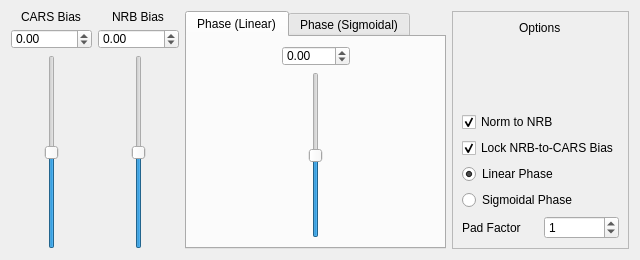
CCampJr/CRIkit2, file crikit/ui/qt5-creator/ui_PlotEffect_KK.ui: the form before one commit.
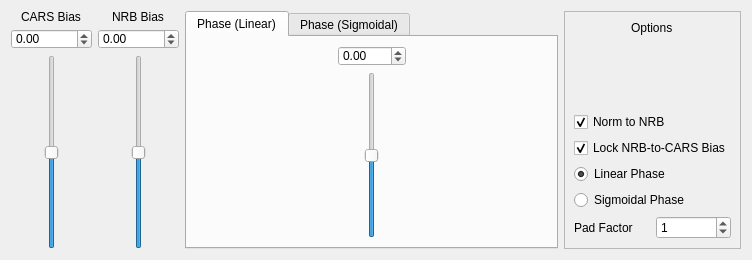
The form after the commit. The open tabs and pages were chosen to show the change.

What changed in the file:
```diff
--- a/crikit/ui/qt5-creator/ui_PlotEffect_KK.ui
+++ b/crikit/ui/qt5-creator/ui_PlotEffect_KK.ui
@@ -6,7 +6,7 @@
    <rect>
     <x>0</x>
     <y>0</y>
-    <width>640</width>
+    <width>752</width>
     <height>260</height>
    </rect>
   </property>
```
Left out of the diff: 2 changed lines with no effect on the pictures.
